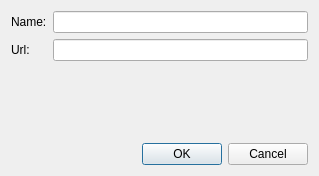
Qt form src/widgets/remoteinfodialog.ui (HamedMasafi/GitKlient) before a commit.
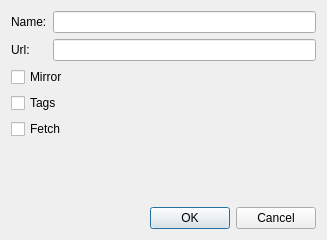
The same form after that commit. Icons and pictures are not drawn.

What changed in the file:
```diff
--- a/src/widgets/remoteinfodialog.ui
+++ b/src/widgets/remoteinfodialog.ui
@@ -6,8 +6,8 @@
    <rect>
     <x>0</x>
     <y>0</y>
-    <width>319</width>
-    <height>176</height>
+    <width>327</width>
+    <height>240</height>
    </rect>
   </property>
   <property name="windowTitle">
@@ -38,6 +38,30 @@
      </item>
     </layout>
    </item>
+   <item>
+    <widget class="QCheckBox" name="checkBoxMirror">
+     <property name="text">
+      <string>Mirror</string>
+     </property>
+    </widget>
+   </item>
+   <item>
+    <widget class="QCheckBox" name="checkBoxTags">
+     <property name="text">
+      <string>Tags</string>
+     </property>
+     <property name="tristate">
+      <bool>true</bool>
+     </property>
+    </widget>
+   </item>
+   <item>
+    <widget class="QCheckBox" name="checkBoxFetch">
+     <property name="text">
+      <string>Fetch</string>
+     </property>
+    </widget>
+   </item>
    <item>
     <spacer name="verticalSpacer">
      <property name="orientation">
```
Left out of the diff: 17 changed lines with no effect on the pictures.
